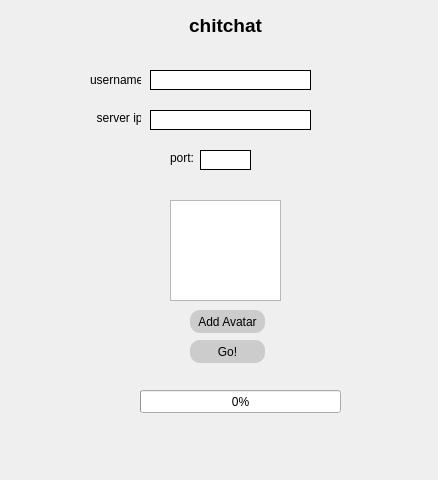
The window that app/login.ui (syncopika/chitchat) describes before a commit, drawn with Qt 5.
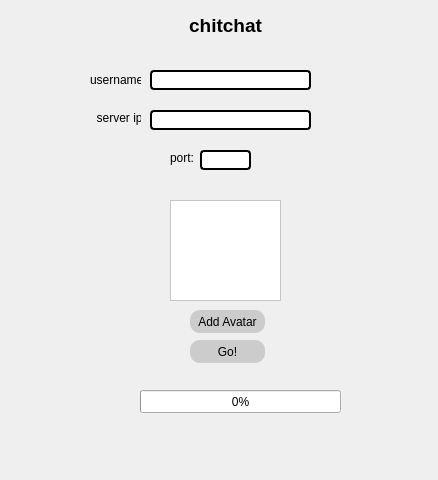
The same window after the commit.

Diff of the .ui file:
```diff
--- a/app/login.ui
+++ b/app/login.ui
@@ -27,7 +27,15 @@
   </property>
   <property name="styleSheet">
    <string notr="true">QLineEdit {
-	border: 1px solid #000;
+	border-width: 2px;
+    border-style: outset;
+    border-radius: 4px;
+    border-color: #000;
+    background-color: #fff;
+}
+
+QGraphicsView {
+    background-color: #fff;
 }
 
 QPushButton {
@@ -38,8 +46,9 @@
 }
 
 QPushButton:hover {
-  background-color: #fff;
-}</string>
+    background-color: #fff;
+}
+</string>
   </property>
   <widget class="QLineEdit" name="lineEdit">
    <property name="geometry">
@@ -150,7 +159,7 @@
     <rect>
      <x>170</x>
      <y>150</y>
-     <width>31</width>
+     <width>30</width>
      <height>16</height>
     </rect>
    </property>
```
Left out of the diff: 3 changed lines with no effect on the pictures.
